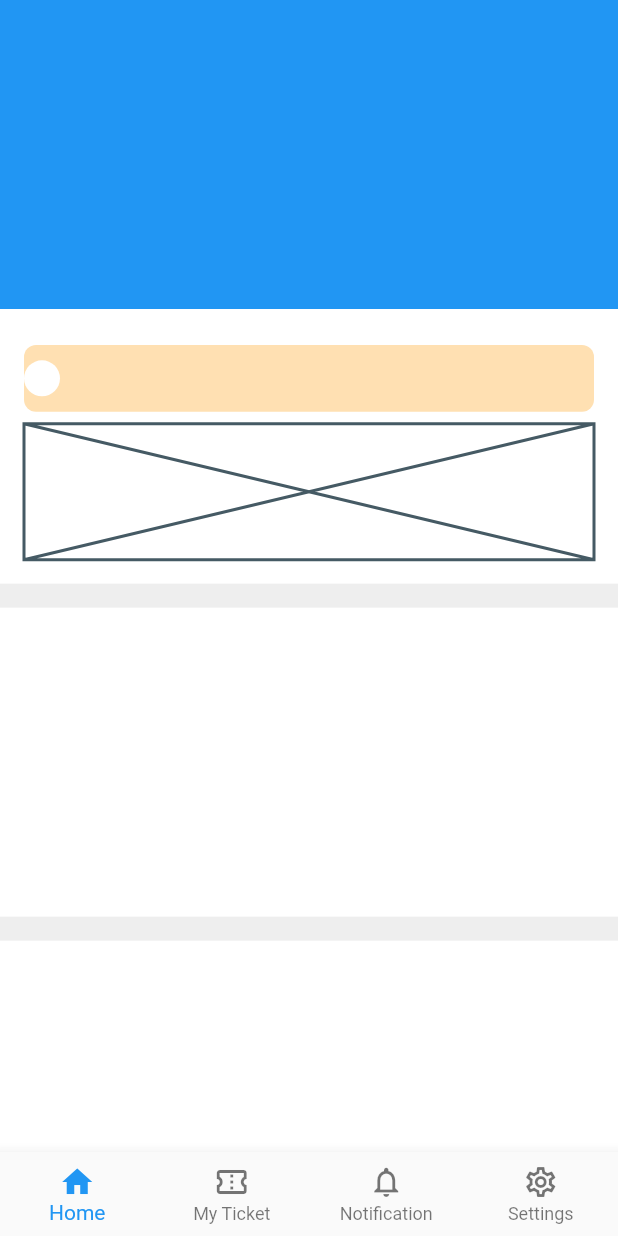
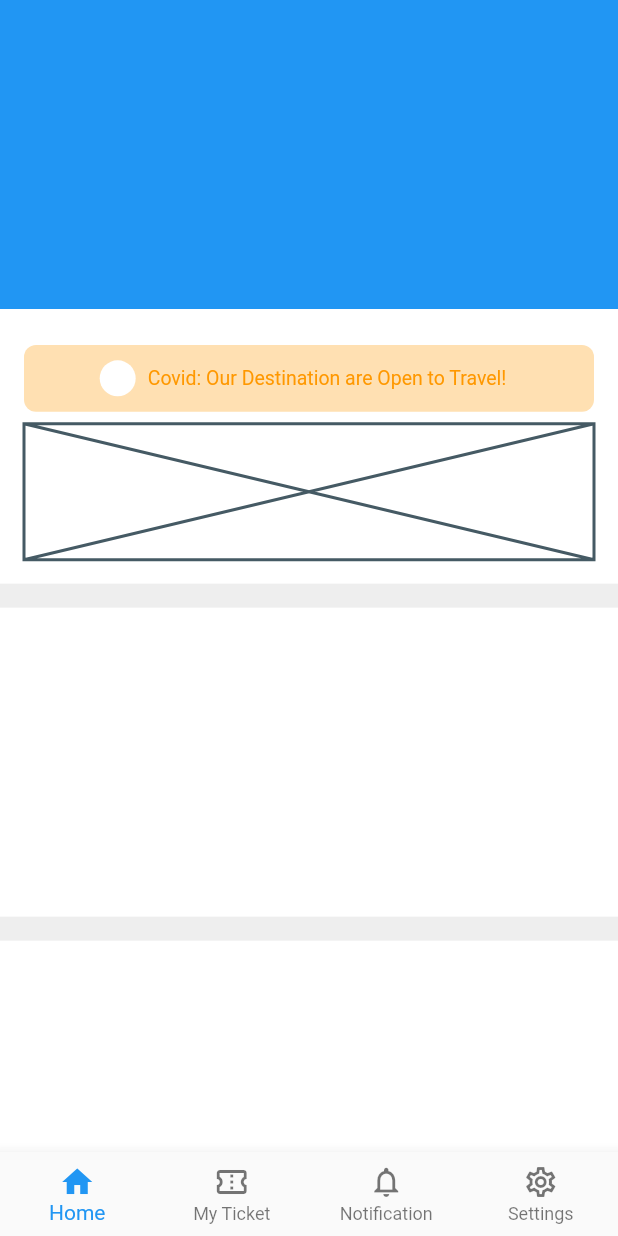
Before and after one commit to JAICHANGPARK/flutter_notebook_11th_story, a Flutter app: the screen it shows after launch, on a phone screen of 412 x 824 dp. Run offline on Flutter 3.47's test engine with Material 2 defaults, Android fonts, the phone set to English and light mode, and no system bars; our stand-ins replace backdrop, badges, flutter_inner_drawer, flutter_slidable, google_fonts.

Commit message:
Update ticket_booking_home_page.dart

```diff
--- a/lib/ep710_ticket_booking_app/ticket_booking_home_page.dart
+++ b/lib/ep710_ticket_booking_app/ticket_booking_home_page.dart
@@ -1,4 +1,5 @@
 import 'package:flutter/material.dart';
+import 'package:flutter/rendering.dart';
 
 class TicketBookingHomePage extends StatefulWidget {
   @override
@@ -36,12 +37,18 @@ class _TicketBookingHomePageState extends State<TicketBookingHomePage> {
                               borderRadius: BorderRadius.circular(8),
                             ),
                             child: Row(
+                              mainAxisAlignment: MainAxisAlignment.center,
                               children: [
                                 CircleAvatar(
                                   radius: 12,
                                   backgroundColor: Colors.white,
                                 ),
-                                Text("")
+                                Padding(
+                                  padding: const EdgeInsets.all(8.0),
+                                  child: Text("Covid: Our Destination are Open to Travel!", style: TextStyle(
+                                    color: Colors.orange,fontSize: 13
+                                  ),),
+                                )
                               ],
                             ),
                           ),
```
